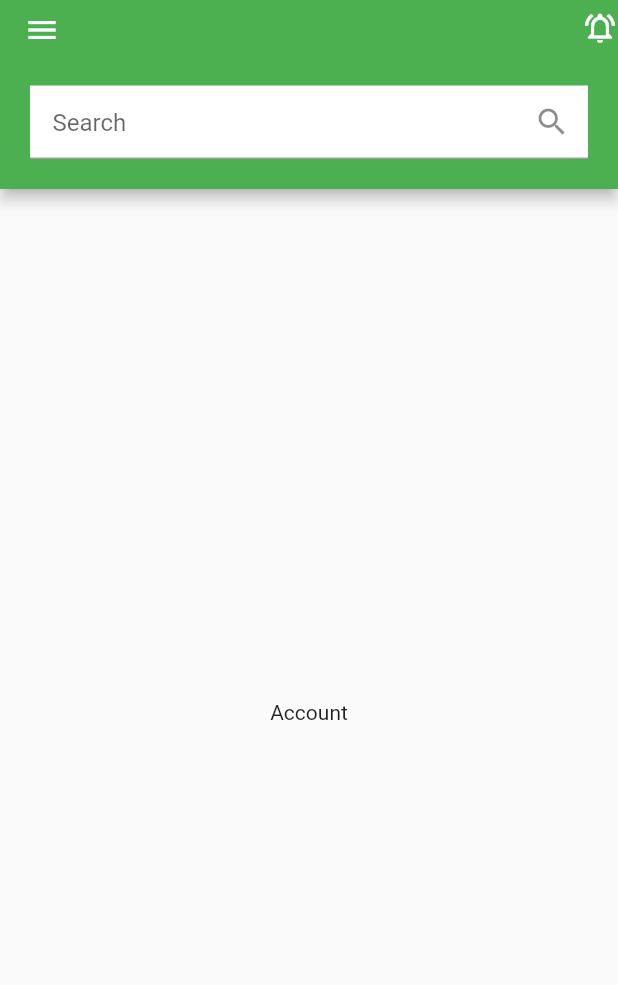
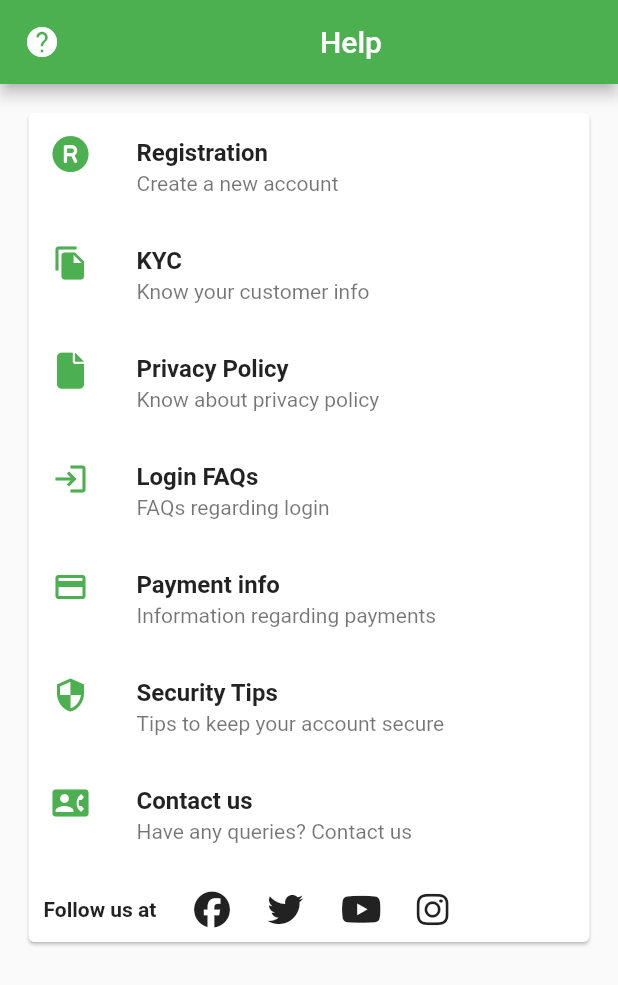
Before and after one commit to Sakshamkc/My-first-flutter-App, a Flutter app: the Account screen opened by its route, on a phone screen of 412 x 824 dp. Shown: the top 985 px of the screen. Run offline on Flutter 3.47's test engine with Material 2 defaults, Android fonts, the phone set to English and light mode, and no system bars; our stand-ins replace carousel_pro, flutter_icons; missing offline and left inert: wc_form_validators.

Commit message:
Help added

```diff
--- a/lib/navbar.dart/Account.dart
+++ b/lib/navbar.dart/Account.dart
@@ -1,4 +1,6 @@
 import 'package:flutter/material.dart';
+import 'package:flutter_icons/flutter_icons.dart';
+
 
 class Account extends StatefulWidget {
   @override
@@ -9,29 +11,103 @@ class _AccountState extends State<Account> {
   @override
   Widget build(BuildContext context) {
     return Scaffold(
-      drawer: Drawer(),
        appBar: AppBar(
-          backgroundColor: Colors.green,
-        actions: [Icon(Icons.notifications_active_outlined)],
-        bottom: PreferredSize(child: Padding(
-              padding: const EdgeInsets.all(20.0),
-              child: Container(
-                decoration: BoxDecoration(
-                  color: Colors.white,
+          leading: Builder(builder: (context) => IconButton(icon: Icon(Icons.help), onPressed: () {
+          Scaffold.of(context).openDrawer();
+        }),),
+         title: Center(child: Text("Help")),
+       ),
+      body: SingleChildScrollView(
+        child: Padding(
+          padding: const EdgeInsets.all(15.0),
+          child: Card(
+            child: Column(
+              crossAxisAlignment: CrossAxisAlignment.start,
+              children: [
+                ListTile(
+                  onTap: () {},
+                  leading: Icon(FontAwesome.registered,color: Colors.green,),
+                  title: Text("Registration",style: TextStyle(fontWeight: FontWeight.bold),),
+                  subtitle: Text("Create a new account"),
                 ),
-                child: TextField(
-                  decoration: InputDecoration(
-                    hintText: 'Search',
-                    suffixIcon: Icon(Icons.search),
-                    contentPadding: EdgeInsets.all(15),
+
+                ListTile(
+                  onTap: () {},
+                  leading: Icon(Icons.file_copy,color: Colors.green,),
+                  title: Text("KYC",style: TextStyle(fontWeight: FontWeight.bold),),
+                  subtitle: Text("Know your customer info"),
+                ),
+                ListTile(
+                  onTap: () {},
+                  leading: Icon(FontAwesome.file,color: Colors.green,),
+                  title: Text("Privacy Policy",style: TextStyle(fontWeight: FontWeight.bold),),
+                  subtitle: Text("Know about privacy policy"),
+                ),
+
+                ListTile(
+                  onTap: () {},
+                  leading: Icon(Icons.login,color: Colors.green,),
+                  title: Text("Login FAQs",style: TextStyle(fontWeight: FontWeight.bold),),
+                  subtitle: Text("FAQs regarding login"),
+                ),
+
+                ListTile(
+                  onTap: () {},
+                  leading: Icon(Icons.payment,color: Colors.green,),
+                  title: Text("Payment info",style: TextStyle(fontWeight: FontWeight.bold),),
+                  subtitle: Text("Information regarding payments"),
+                ),
+
+                ListTile(
+                  onTap: () {},
+                  leading: Icon(Icons.security,color: Colors.green,),
+                  title: Text("Security Tips",style: TextStyle(fontWeight: FontWeight.bold),),
+                  subtitle: Text("Tips to keep your account secure"),
+                ),
+
+                ListTile(
+                  onTap: () {},
+                  leading: Icon(Icons.contact_phone,color: Colors.green,),
+                  title: Text("Contact us",style: TextStyle(fontWeight: FontWeight.bold),),
+                  subtitle: Text("Have any queries? Contact us"),
+                ),
+
+                Padding(
+                  padding: const EdgeInsets.fromLTRB(10, 15, 20, 10),
+                  child: Center(
+                    child: Row(
+                      children: [
+                        Center(child: Text("Follow us at",style: TextStyle(fontWeight: FontWeight.bold),),),
+                        SizedBox(
+                          width: 25,
+                        ),
+                        Center(child: Icon(FontAwesome.facebook)),
+                        SizedBox(
+                          width: 25,
+                        ),
+                        Center(child: Icon(FontAwesome.twitter)),
+                        SizedBox(
+                          width: 25,
+                        ),
+                        Center(child: Icon(FontAwesome.youtube)),
+                        SizedBox(
+                          width: 25,
+                        ),
+                        Center(child: Icon(FontAwesome.instagram),
+                        ),
+
+                      ],
+                    ),
                   ),
                 ),
-              ),
+
+              ],
+
+            ),
+          ),
         ),
-        preferredSize: Size.fromHeight(70),
-        ),
-        ),
-        body: Center(child: Text("Account")),
+
+      ),
     );
   }
 }
```
